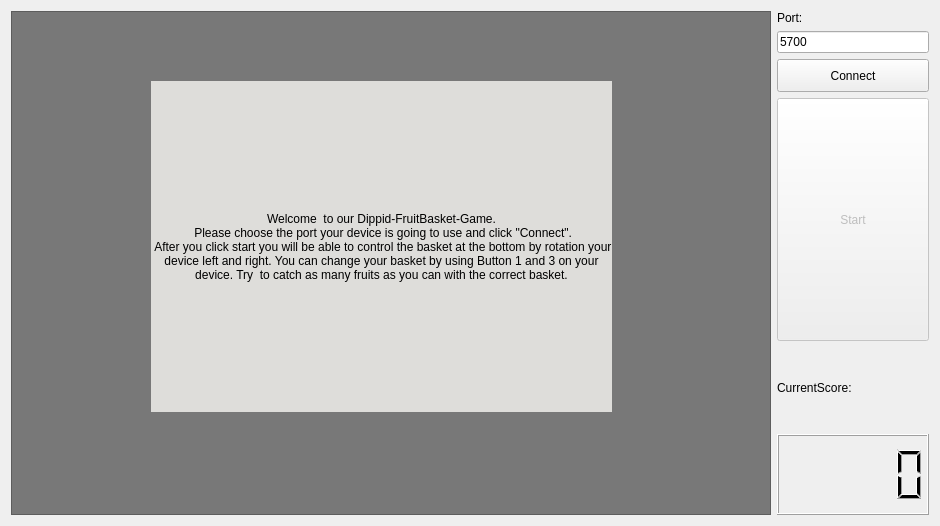
ITT-21SS-UR/assignment-7-ls, file dippid_game.ui: the form before one commit.
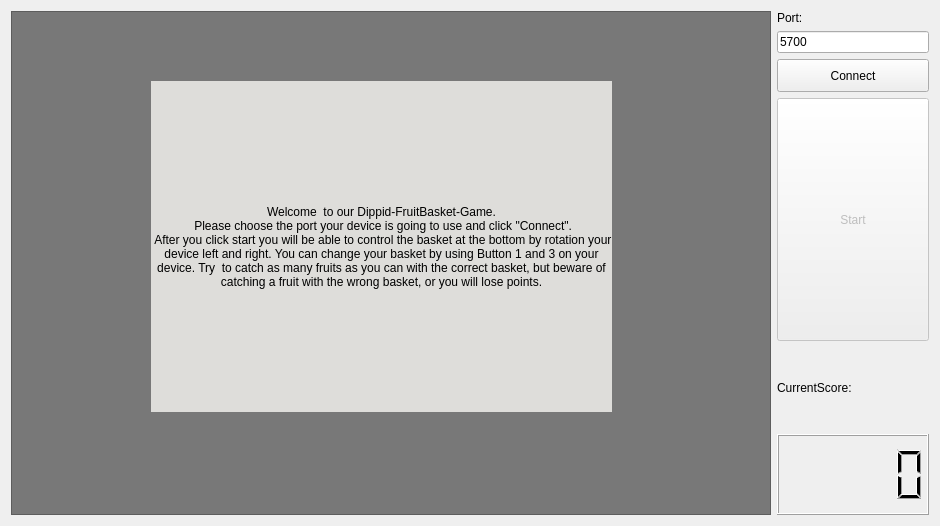
The form after the commit.

Commit message: added info about losing points in the description

Patch:
```diff
--- a/dippid_game.ui
+++ b/dippid_game.ui
@@ -44,7 +44,7 @@
         <property name="text">
          <string>Welcome  to our Dippid-FruitBasket-Game.
  Please choose the port your device is going to use and click &quot;Connect&quot;. 
- After you click start you will be able to control the basket at the bottom by rotation your device left and right. You can change your basket by using Button 1 and 3 on your device. Try  to catch as many fruits as you can with the correct basket.</string>
+ After you click start you will be able to control the basket at the bottom by rotation your device left and right. You can change your basket by using Button 1 and 3 on your device. Try  to catch as many fruits as you can with the correct basket, but beware of catching a fruit with the wrong basket, or you will lose points.</string>
         </property>
         <property name="alignment">
          <set>Qt::AlignCenter</set>
```
